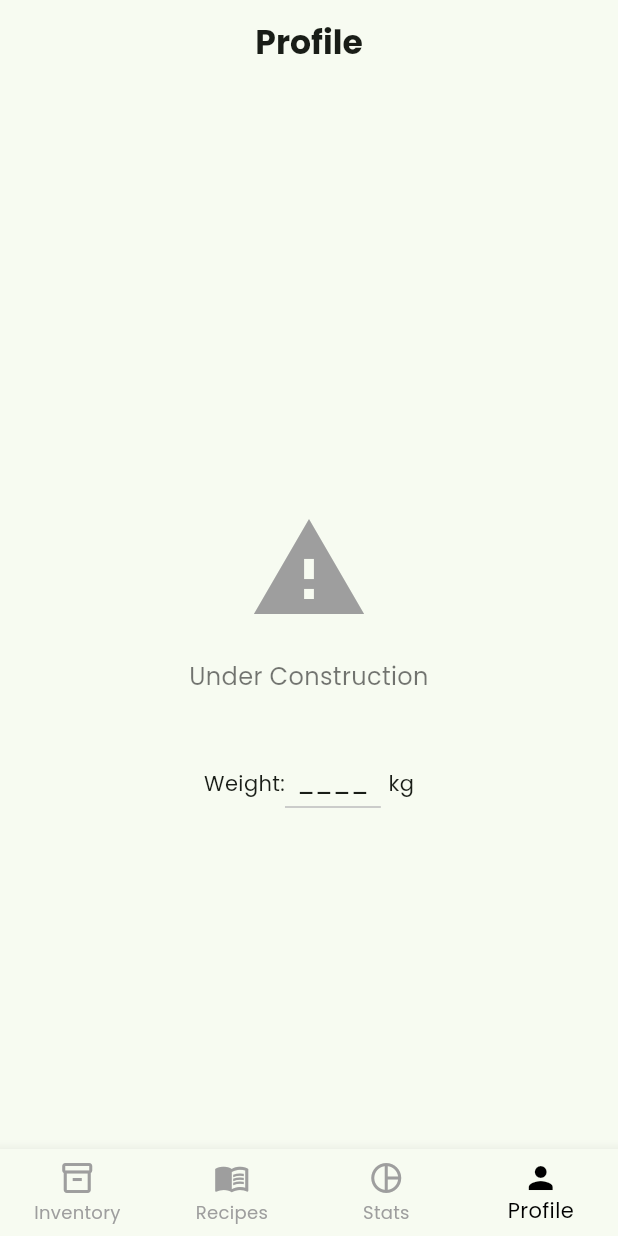
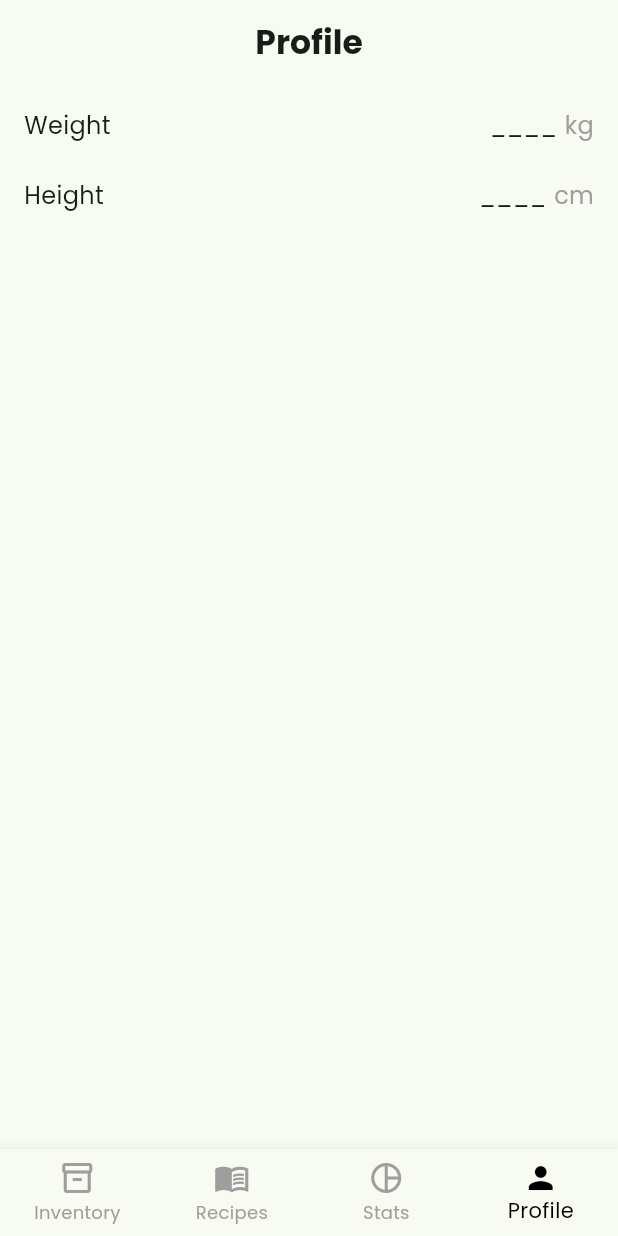
Before and after one commit to KOlCIqwq/DOOF, a Flutter app: the screen it shows after launch, swiped to page 4, on a phone screen of 412 x 824 dp. Run offline on Flutter 3.47's test engine with Material 3 defaults, Android fonts, the phone set to English and light mode, and no system bars; our stand-ins replace cached_network_image, camera, fl_chart, permission_handler, shared_preferences; missing offline and left inert: openfoodfacts.

Commit message:
Height and weight

```diff
--- a/lib/pages/profile_page.dart
+++ b/lib/pages/profile_page.dart
@@ -7,31 +7,45 @@ class ProfilePage extends StatefulWidget {
 
 class ProfilePageState extends State<ProfilePage> {
   double? currentWeight;
+  double? currentHeight;
 
-  void adjustWeight() {
-    final TextEditingController weightController = TextEditingController(
-      text: currentWeight?.toString() ?? '',
+  // Generic dialog function for numerical input
+  void _showAdjustInputDialog({
+    required String title,
+    required String labelText,
+    double? initialValue,
+    required ValueChanged<double> onSaved,
+  }) {
+    final TextEditingController controller = TextEditingController(
+      text: initialValue?.toString() ?? '',
     );
 
     showDialog(
       context: context,
       builder: (context) {
         return AlertDialog(
-          title: const Text("Adjust Weight"),
+          title: Text(title),
           content: TextField(
-            controller: weightController,
-            keyboardType: TextInputType.number,
-            decoration: const InputDecoration(labelText: "Weight (kg)"),
+            controller: controller,
+            keyboardType: const TextInputType.numberWithOptions(decimal: true),
+            decoration: InputDecoration(labelText: labelText),
           ),
           actions: [
             TextButton(
               onPressed: () {
-                final newWeight = double.tryParse(weightController.text);
-                if (newWeight != null && newWeight > 0) {
-                  setState(() {
-                    currentWeight = newWeight;
-                  });
+                final newValue = double.tryParse(controller.text);
+                if (newValue != null && newValue > 0) {
+                  onSaved(
+                    newValue,
+                  ); // Use the callback to update the specific state
                   Navigator.of(context).pop();
+                } else {
+                  // Optionally show an error message or shake the dialog
+                  ScaffoldMessenger.of(context).showSnackBar(
+                    const SnackBar(
+                      content: Text("Please enter a valid positive number."),
+                    ),
+                  );
                 }
               },
               child: const Text("Save"),
@@ -46,59 +60,95 @@ class ProfilePageState extends State<ProfilePage> {
     );
   }
 
-  Widget buildFriendlyMessage(IconData icon, Color color, String message) {
-    return Center(
-      child: Padding(
-        padding: const EdgeInsets.all(24.0),
+  // Wrapper for adjusting weight using the generic dialog
+  void adjustWeight() {
+    _showAdjustInputDialog(
+      title: "Adjust Weight",
+      labelText: "Weight (kg)",
+      initialValue: currentWeight,
+      onSaved: (newValue) {
+        setState(() {
+          currentWeight = newValue;
+        });
+      },
+    );
+  }
+
+  // Wrapper for adjusting height using the generic dialog
+  void adjustHeight() {
+    _showAdjustInputDialog(
+      title: "Adjust Height",
+      labelText: "Height (cm)",
+      initialValue: currentHeight,
+      onSaved: (newValue) {
+        setState(() {
+          currentHeight = newValue;
+        });
+      },
+    );
+  }
+
+  Widget buildBody() {
+    return Padding(
+      padding: const EdgeInsets.all(16.0),
       child: Column(
-          mainAxisAlignment: MainAxisAlignment.center,
         children: [
-            Icon(icon, size: 80, color: color),
-            const SizedBox(height: 20),
+          // Row for Weight
+          // Wrapped with InkWell for tap detection
+          InkWell(
+            onTap: adjustWeight,
+            child: Row(
+              children: [
+                const Text("Weight", style: TextStyle(fontSize: 16)),
+                const Spacer(),
+                Row(
+                  children: [
                     Text(
-              message,
-              textAlign: TextAlign.center,
-              style: const TextStyle(fontSize: 16, color: Colors.black54),
+                      currentWeight != null
+                          ? currentWeight!.toStringAsFixed(1)
+                          : "____",
+                      style: const TextStyle(fontSize: 15),
+                    ),
+                    const SizedBox(width: 5),
+                    const Text(
+                      "kg",
+                      style: TextStyle(fontSize: 16, color: Colors.grey),
+                    ),
+                  ],
                 ),
               ],
             ),
           ),
-    );
-  }
+          // Divide the row
+          const SizedBox(height: 24),
 
-  Widget buildBody() {
-    return Column(
-      mainAxisAlignment: MainAxisAlignment.center,
+          // Height Row
+          InkWell(
+            onTap: adjustHeight,
+            child: Row(
               children: [
-        buildFriendlyMessage(Icons.warning, Colors.grey, "Under Construction"),
-        const SizedBox(height: 20),
-        // Weight input row
+                const Text("Height", style: TextStyle(fontSize: 16)),
+                const Spacer(),
                 Row(
-          mainAxisAlignment: MainAxisAlignment.center,
                   children: [
-            const Text("Weight:"),
-            GestureDetector(
-              onTap: adjustWeight, // Function call on adjust weight
-              child: Container(
-                padding: const EdgeInsets.symmetric(horizontal: 8, vertical: 4),
-                decoration: BoxDecoration(
-                  border: Border(
-                    bottom: BorderSide(color: Colors.grey.shade400),
-                  ),
-                ),
-                child: Text(
-                  currentWeight != null
-                      ? currentWeight!.toStringAsFixed(1)
+                    Text(
+                      currentHeight != null
+                          ? currentHeight!.toStringAsFixed(1)
                           : "____",
-                  style: const TextStyle(fontSize: 16),
-                ),
-              ),
+                      style: const TextStyle(fontSize: 15),
                     ),
                     const SizedBox(width: 5),
-            const Text("kg"),
+                    const Text(
+                      "cm",
+                      style: TextStyle(fontSize: 16, color: Colors.grey),
+                    ),
                   ],
                 ),
               ],
+            ),
+          ),
+        ],
+      ),
     );
   }
 
@@ -112,12 +162,7 @@ class ProfilePageState extends State<ProfilePage> {
         ),
         centerTitle: true,
       ),
-      body: Column(
-        children: [
-          Padding(padding: const EdgeInsets.all(16.0)),
-          Expanded(child: buildBody()),
-        ],
-      ),
+      body: buildBody(),
     );
   }
 }
```
Lines whose indentation alone changed are shown as unchanged.
